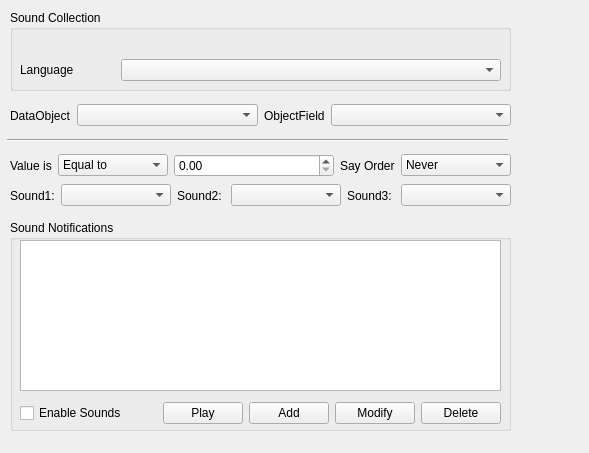
Above: ground/openpilotgcs/src/plugins/notify/notifypluginoptionspage.ui from openpilot/OpenPilot before the change. Below: the same form after it.
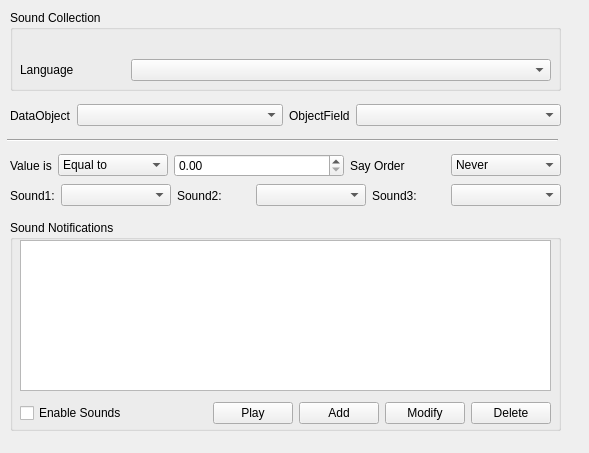
That is the form after the change. Icons and pictures are not drawn. Custom widgets are drawn as their Qt base class.

What changed in the file:
```diff
--- a/ground/openpilotgcs/src/plugins/notify/notifypluginoptionspage.ui
+++ b/ground/openpilotgcs/src/plugins/notify/notifypluginoptionspage.ui
@@ -24,7 +24,7 @@
     <rect>
      <x>10</x>
      <y>10</y>
-     <width>501</width>
+     <width>551</width>
      <height>81</height>
     </rect>
    </property>
@@ -36,7 +36,7 @@
      <rect>
       <x>10</x>
       <y>20</y>
-      <width>481</width>
+      <width>531</width>
       <height>51</height>
      </rect>
     </property>
@@ -89,7 +89,7 @@
     <rect>
      <x>10</x>
      <y>220</y>
-     <width>501</width>
+     <width>551</width>
      <height>211</height>
     </rect>
    </property>
@@ -101,7 +101,7 @@
      <rect>
       <x>10</x>
       <y>180</y>
-      <width>481</width>
+      <width>531</width>
       <height>26</height>
      </rect>
     </property>
@@ -203,7 +203,7 @@
      <rect>
       <x>10</x>
       <y>20</y>
-      <width>481</width>
+      <width>531</width>
       <height>151</height>
      </rect>
     </property>
@@ -226,7 +226,7 @@
     <rect>
      <x>10</x>
      <y>100</y>
-     <width>501</width>
+     <width>551</width>
      <height>31</height>
     </rect>
    </property>
@@ -272,7 +272,7 @@
     <rect>
      <x>7</x>
      <y>130</y>
-     <width>501</width>
+     <width>551</width>
      <height>20</height>
     </rect>
    </property>
@@ -285,7 +285,7 @@
     <rect>
      <x>10</x>
      <y>180</y>
-     <width>501</width>
+     <width>551</width>
      <height>31</height>
     </rect>
    </property>
@@ -390,7 +390,7 @@
     <rect>
      <x>10</x>
      <y>150</y>
-     <width>501</width>
+     <width>551</width>
      <height>31</height>
     </rect>
    </property>
```
